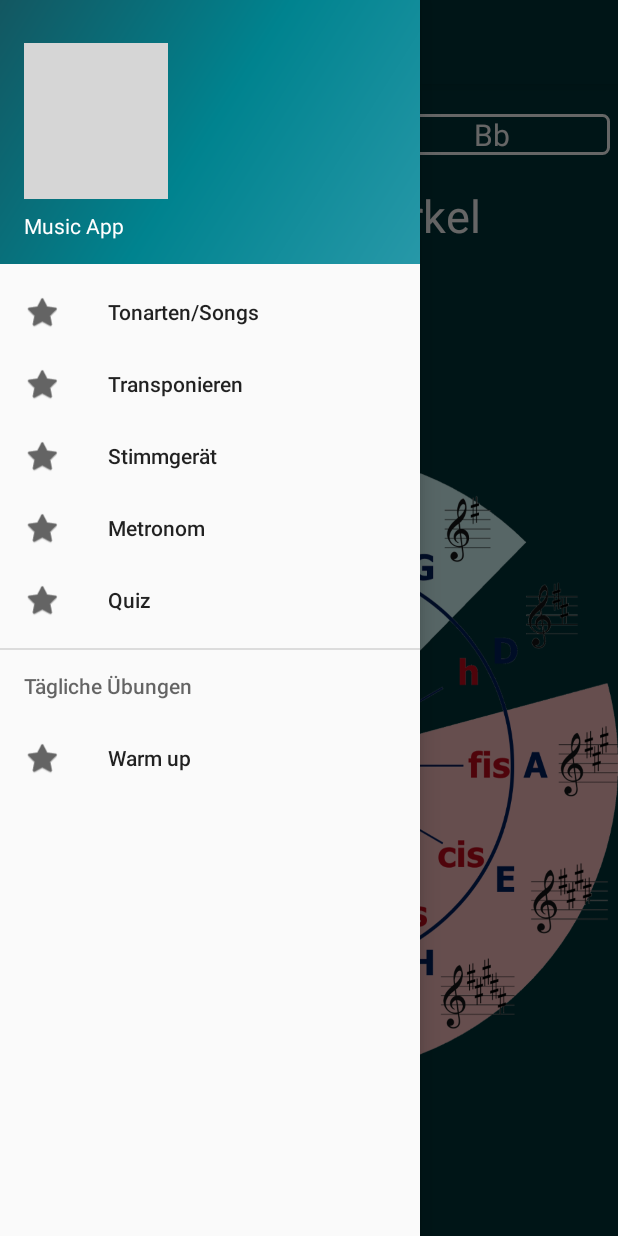
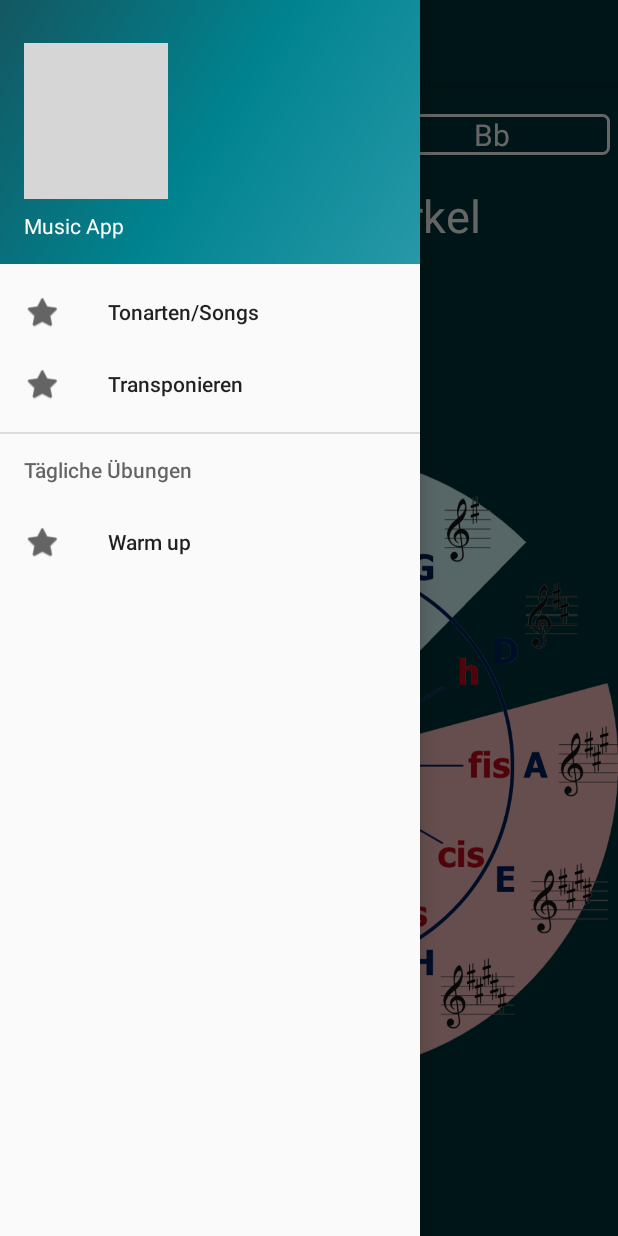
Before and after one commit to deftone/MusicApp, an Android app: the screen it shows after launch (MainActivity), with the side drawer open, on a phone screen of 412 x 824 dp. Run offline under Robolectric (Android 15) with nearby library versions, the light colour scheme and no system bars; our stand-ins replace ButterKnife; grey boxes are pictures that could not be loaded.

Commit message:
die naechsten features erstmal auskommentiert

```diff
--- a/app/src/main/java/de/deftone/musicapp/activity/MainActivity.java
+++ b/app/src/main/java/de/deftone/musicapp/activity/MainActivity.java
@@ -1,6 +1,7 @@
 package de.deftone.musicapp.activity;
 
 import android.os.Bundle;
+import android.support.annotation.NonNull;
 import android.support.design.widget.NavigationView;
 import android.support.v4.app.Fragment;
 import android.support.v4.app.FragmentTransaction;
@@ -13,7 +14,8 @@ import android.view.MenuItem;
 import android.view.View;
 import android.widget.LinearLayout;
 
-import butterknife.ButterKnife;
+import java.util.Objects;
+
 import de.deftone.musicapp.R;
 import de.deftone.musicapp.fragment.CircleFragment;
 import de.deftone.musicapp.fragment.InstrumentFragment;
@@ -27,12 +29,12 @@ public class MainActivity extends AppCompatActivity
     @Override
     protected void onCreate(Bundle savedInstanceState) {
         super.onCreate(savedInstanceState);
-        ButterKnife.bind(this);
 
         setContentView(R.layout.activity_main);
         Toolbar toolbar = findViewById(R.id.toolbar);
         setSupportActionBar(toolbar);
-        getSupportActionBar().setTitle(getString(R.string.app_name) + " (" + InstrumentFragment.getInstrument() + ")");
+        Objects.requireNonNull(getSupportActionBar()).setTitle(
+                getString(R.string.app_name) + " (" + InstrumentFragment.getInstrument() + ")");
 
         DrawerLayout drawer = findViewById(R.id.drawer_layout);
         ActionBarDrawerToggle toggle = new ActionBarDrawerToggle(
@@ -48,19 +50,14 @@ public class MainActivity extends AppCompatActivity
         FragmentTransaction fragmentTransaction = getSupportFragmentManager().beginTransaction();
         fragmentTransaction.add(R.id.content_frame, fragment);
         fragmentTransaction.commit();
-//todo butterknife
         View headerview = navigationView.getHeaderView(0);
-        LinearLayout header = (LinearLayout) headerview.findViewById(R.id.header);
-        header.setOnClickListener(new View.OnClickListener() {
-            @Override
-            public void onClick(View v) {
-                InstrumentFragment fragment = new InstrumentFragment();
-                FragmentTransaction ft = getSupportFragmentManager().beginTransaction();
-                ft.replace(R.id.content_frame, fragment);
-                ft.commit();
-                DrawerLayout drawer = findViewById(R.id.drawer_layout);
-                drawer.closeDrawer(GravityCompat.START);
-            }
+        LinearLayout header = headerview.findViewById(R.id.header);
+        header.setOnClickListener(v -> {
+            InstrumentFragment fragment1 = new InstrumentFragment();
+            FragmentTransaction ft = getSupportFragmentManager().beginTransaction();
+            ft.replace(R.id.content_frame, fragment1);
+            ft.commit();
+            drawer.closeDrawer(GravityCompat.START);
         });
     }
 
@@ -76,7 +73,7 @@ public class MainActivity extends AppCompatActivity
 
 
     @Override
-    public boolean onNavigationItemSelected(MenuItem item) {
+    public boolean onNavigationItemSelected(@NonNull MenuItem item) {
         int id = item.getItemId();
         Fragment fragment = null;
 
@@ -87,12 +84,13 @@ public class MainActivity extends AppCompatActivity
             case R.id.nav_transpose:
                 fragment = new TransposeFragment();
                 break;
-            case R.id.nav_tuning:
-                break;
-            case R.id.nav_metronome:
-                break;
-            case R.id.nav_quiz:
-                break;
+                //todo: fuer spaeter, wenn die ersten features komplett fertig sind
+//            case R.id.nav_tuning:
+//                break;
+//            case R.id.nav_metronome:
+//                break;
+//            case R.id.nav_quiz:
+//                break;
             case R.id.warm_up:
                 fragment = new WarmUpFragment();
                 break;
--- a/app/src/main/res/menu/activity_main_drawer.xml
+++ b/app/src/main/res/menu/activity_main_drawer.xml
@@ -12,19 +12,20 @@
             android:id="@+id/nav_transpose"
             android:icon="@android:drawable/btn_star"
             android:title="Transponieren" />
-        <item
-            android:id="@+id/nav_tuning"
-            android:icon="@android:drawable/btn_star"
-            android:title="Stimmgerät" />
-        <item
-            android:id="@+id/nav_metronome"
-            android:icon="@android:drawable/btn_star"
-            android:title="Metronom" />
 
-        <item
-            android:id="@+id/nav_quiz"
-            android:icon="@android:drawable/btn_star"
-            android:title="Quiz" />
+        <!--todo: fuer spaeter, wenn die ersten features komplett fertig sind-->
+        <!--<item-->
+            <!--android:id="@+id/nav_tuning"-->
+            <!--android:icon="@android:drawable/btn_star"-->
+            <!--android:title="Stimmgerät" />-->
+        <!--<item-->
+            <!--android:id="@+id/nav_metronome"-->
+            <!--android:icon="@android:drawable/btn_star"-->
+            <!--android:title="Metronom" />-->
+        <!--<item-->
+            <!--android:id="@+id/nav_quiz"-->
+            <!--android:icon="@android:drawable/btn_star"-->
+            <!--android:title="Quiz" />-->
     </group>
 
     <item android:title="Tägliche Übungen">
```
